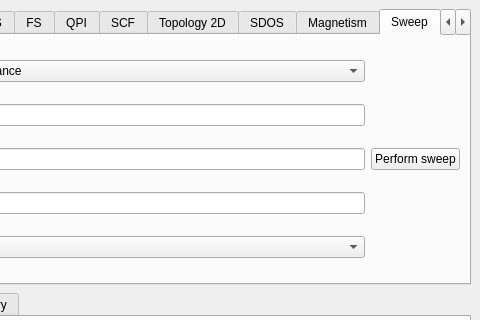
The window that interface-pyqt/2d/interface.ui (joselado/quantum-lattice) describes before a commit, drawn with Qt 5; both pictures show x 828 to 1308 and y 0 to 320 of the 1308 by 653 pixel window.
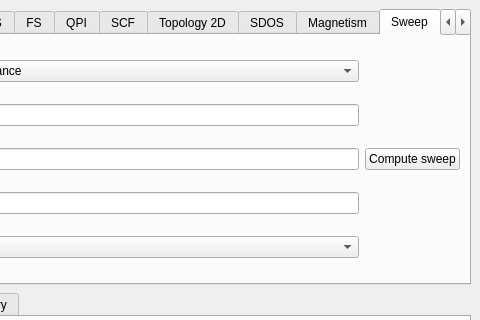
The same window after the commit. The open tabs and pages were chosen to show the change. Custom widgets are drawn as their Qt base class.

```diff
--- a/interface-pyqt/2d/interface.ui
+++ b/interface-pyqt/2d/interface.ui
@@ -1697,7 +1697,7 @@
         <item>
          <widget class="PushButton" name="compute_sweep">
           <property name="text">
-           <string>Perform sweep</string>
+           <string>Compute sweep</string>
           </property>
          </widget>
         </item>
```
